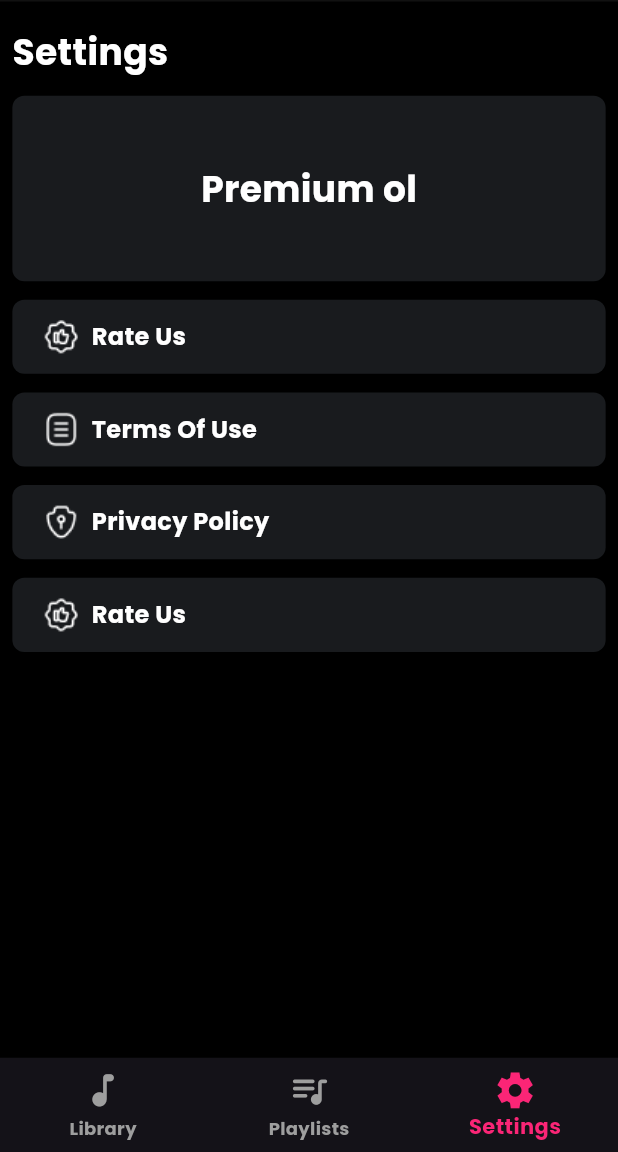
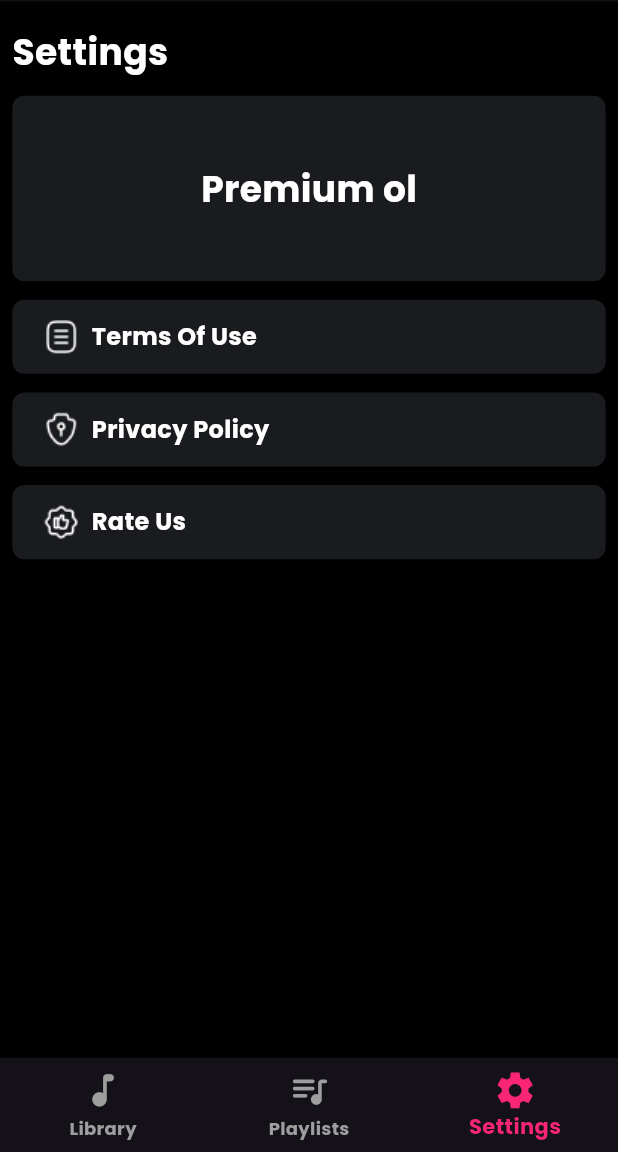
Before and after one commit to iibrahimkahramann/music_app, a Flutter app: the screen it shows after launch, item 3 of the bottom bar chosen, on a phone screen of 412 x 824 dp, the part 84-1236 px from its top. Run offline on Flutter 3.47's test engine with Material 3 defaults, Android fonts, the phone set to English and light mode, and no system bars; our stand-ins replace drift, easy_localization, file_picker, flutter_riverpod, go_router, lottie and 1 more; accounts and stored records are empty; generated files the repository leaves out were written again.

```diff
--- a/lib/library/view/library_view.dart
+++ b/lib/library/view/library_view.dart
@@ -134,7 +134,8 @@ class LibraryView extends ConsumerWidget {
                         itemBuilder: (context, index) {
                           final music = musicFiles[index];
                           return GestureDetector(
-                            onTap: () => context.go('/music-detail'),
+                            onTap: () =>
+                                context.go('/music-detail', extra: music),
                             child: Stack(
                               children: [
                                 Container(
--- a/lib/playlist_detail/provider/playlist_detail_provider.dart
+++ b/lib/playlist_detail/provider/playlist_detail_provider.dart
@@ -10,6 +10,10 @@ final playlistDetailProvider = FutureProvider.autoDispose
 
   // Get music files in the playlist
   final musicFiles = await db.getMusicInPlaylist(playlist.id);
+  final musicCount = musicFiles.length; // Müzik sayısını al
+
+  // Müzik sayısını yazdır
+  print('Müzik Sayısı: $musicCount');
 
   return (playlist, musicFiles);
 });
--- a/lib/playlists/view/playlists_view.dart
+++ b/lib/playlists/view/playlists_view.dart
@@ -105,11 +105,6 @@ class PlaylistsView extends ConsumerWidget {
                                         SizedBox(
                                           height: height * 0.002,
                                         ),
-                                        Text(
-                                          '0 Music', // Müzik sayısını göster
-                                          style: CustomTheme.textTheme(context)
-                                              .bodySmall,
-                                        ),
                                       ],
                                     ),
                                   ],
--- a/lib/settings/view/settings_view.dart
+++ b/lib/settings/view/settings_view.dart
@@ -34,30 +34,6 @@ class SettingsView extends StatelessWidget {
                 child: Text(
                   'Premium ol',
                   style: CustomTheme.textTheme(context).bodyLarge,
-                ),
-              ),
-              SizedBox(
-                height: height * 0.015,
-              ),
-              Container(
-                alignment: Alignment.centerLeft,
-                width: width,
-                height: height * 0.06,
-                decoration: CustomTheme.customBoxDecoration(),
-                child: Row(
-                  children: [
-                    SizedBox(
-                      width: width * 0.05,
-                    ),
-                    Image.asset('assets/icons/rateus.png'),
-                    SizedBox(
-                      width: width * 0.02,
-                    ),
-                    Text(
-                      'Rate Us',
-                      style: CustomTheme.textTheme(context).bodyMedium,
-                    ),
-                  ],
                 ),
               ),
               SizedBox(
--- a/pubspec.yaml
+++ b/pubspec.yaml
@@ -47,6 +47,7 @@ dependencies:
   share_plus: ^10.1.4
   build_config: ^1.1.2
   drift_dev: ^2.24.0
+  shared_preferences: ^2.4.0
 
 dev_dependencies:
   flutter_test:
```
Also changed, not shown: lib/config/router/router.dart (+5 -2 lines), lib/music_detail/view/music_detail_view.dart (+21 -10 lines), lib/playlist_detail/view/playlist_detail_view.dart (+17 -4 lines), pubspec.lock.
